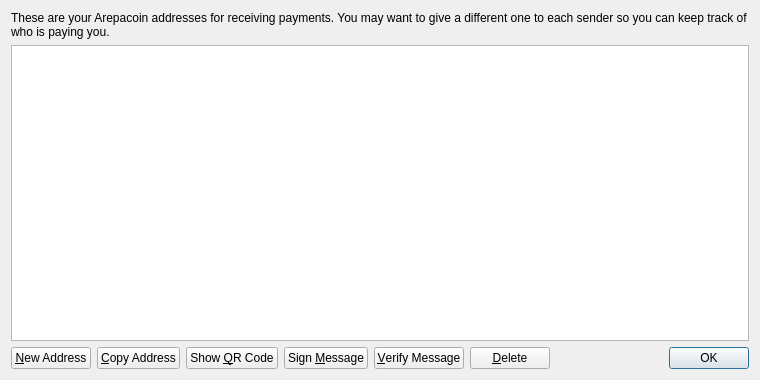
ProjectArepa/ArepaCoin, file src/qt/forms/addressbookpage.ui: the form before one commit.
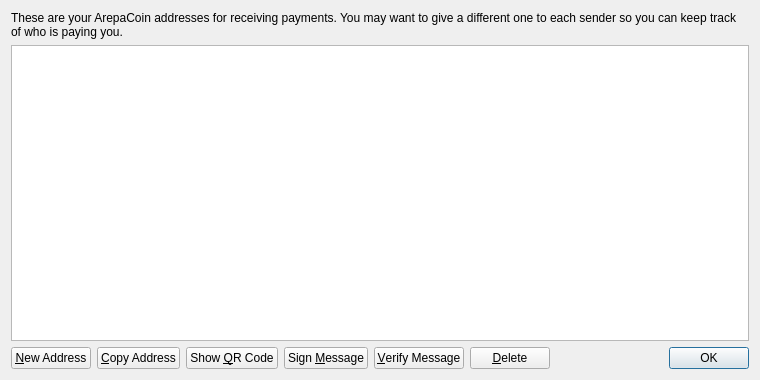
The form after the commit. Icons and pictures are not drawn.

```diff
--- a/src/qt/forms/addressbookpage.ui
+++ b/src/qt/forms/addressbookpage.ui
@@ -17,7 +17,7 @@
    <item>
     <widget class="QLabel" name="labelExplanation">
      <property name="text">
-      <string>These are your Arepacoin addresses for receiving payments. You may want to give a different one to each sender so you can keep track of who is paying you.</string>
+      <string>These are your ArepaCoin addresses for receiving payments. You may want to give a different one to each sender so you can keep track of who is paying you.</string>
      </property>
      <property name="textFormat">
       <enum>Qt::PlainText</enum>
```
Left out of the diff: 31 changed lines with no effect on the pictures.
